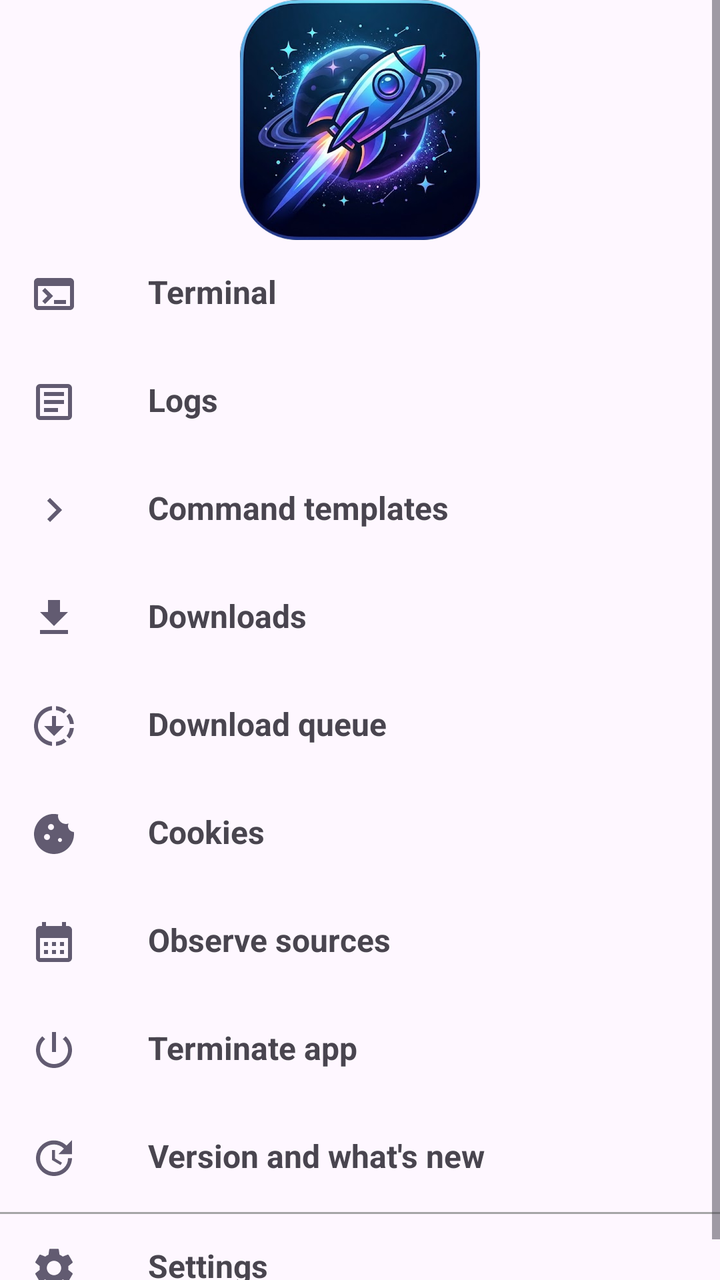
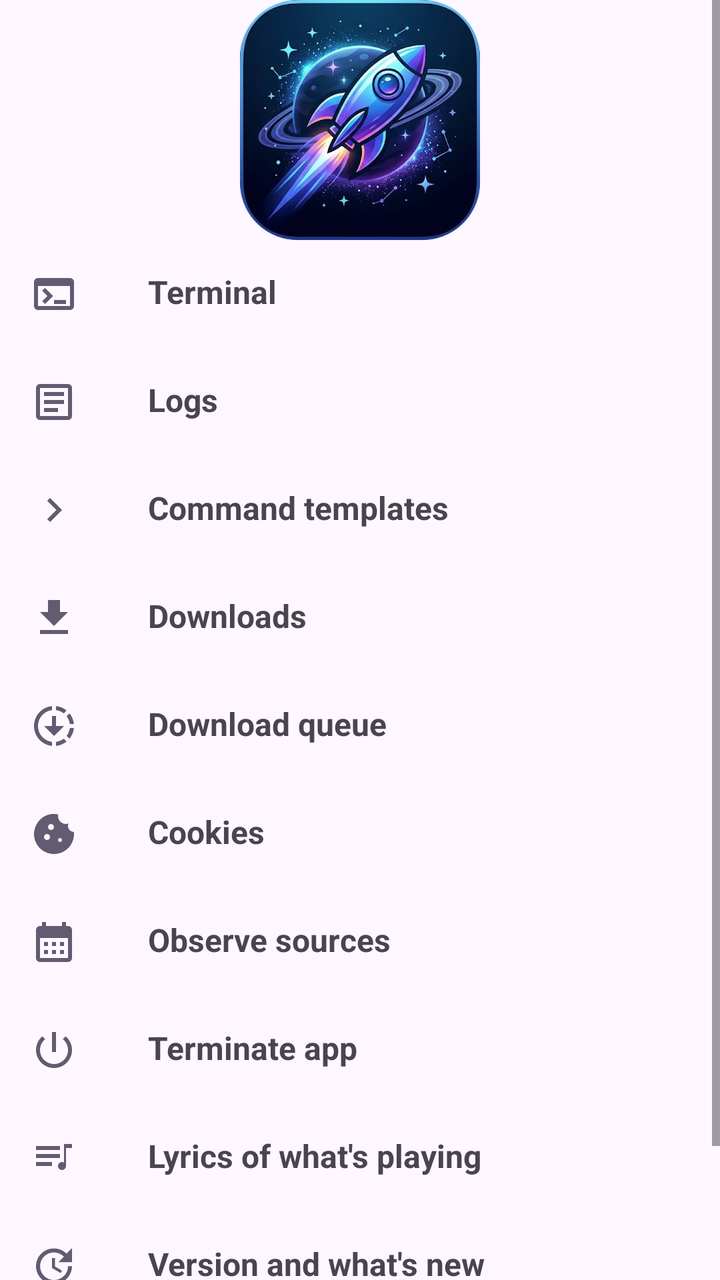

Before-and-after screenshots of an Android layout around one commit, followed by the original layout XML and the change that was made.
<!-- AndroidManifest.xml: application theme BaseTheme -->
<!-- res/layout/fragment_more.xml -->
<?xml version="1.0" encoding="utf-8"?>
<RelativeLayout xmlns:app="http://schemas.android.com/apk/res-auto"
    xmlns:android="http://schemas.android.com/apk/res/android"
    xmlns:tools="http://schemas.android.com/tools"
    android:layout_width="match_parent"
    android:layout_height="wrap_content">

    <ScrollView
        android:layout_width="match_parent"
        android:layout_height="match_parent">

        <LinearLayout
            android:layout_width="match_parent"
            android:layout_height="wrap_content"
            android:gravity="top"
            android:orientation="vertical"
            tools:ignore="MissingConstraints">

            <ImageView
                android:id="@+id/app_icon"
                android:layout_width="120dp"
                android:layout_height="120dp"
                android:layout_gravity="center"
                android:contentDescription="@null"
                android:importantForAccessibility="no"
                android:scaleType="fitCenter"
                android:src="@drawable/ic_app_icon" />

            <TextView
                android:id="@+id/terminal"
                android:layout_width="match_parent"
                android:layout_height="wrap_content"
                android:text="@string/terminal"
                android:textStyle="bold"
                android:clickable="true"
                android:focusable="true"
                android:background="?android:attr/selectableItemBackground"
                android:paddingHorizontal="15dp"
                android:paddingVertical="15dp"
                android:drawablePadding="35dp"
                android:textSize="16sp"
                app:drawableStartCompat="@drawable/ic_terminal" />

            <TextView
                android:id="@+id/logs"
                android:layout_width="match_parent"
                android:layout_height="wrap_content"
                android:text="@string/logs"
                android:textStyle="bold"
                android:clickable="true"
                android:focusable="true"
                android:background="?android:attr/selectableItemBackground"
                android:paddingHorizontal="15dp"
                android:paddingVertical="15dp"
                android:drawablePadding="35dp"
                android:textSize="16sp"
                app:drawableStartCompat="@drawable/ic_baseline_file_open_24" />


            <TextView
                android:id="@+id/command_templates"
                android:layout_width="match_parent"
                android:layout_height="wrap_content"
                android:drawablePadding="35dp"
                android:textSize="16sp"
                android:paddingVertical="15dp"
                android:text="@string/command_templates"
                android:textStyle="bold"
                android:clickable="true"
                android:focusable="true"
                android:background="?android:attr/selectableItemBackground"
                android:paddingHorizontal="15dp"
                app:drawableStartCompat="@drawable/ic_baseline_keyboard_arrow_right_24" />

            <TextView
                android:id="@+id/downloads"
                android:layout_width="match_parent"
                android:layout_height="wrap_content"
                android:drawablePadding="35dp"
                android:textSize="16sp"
                android:paddingVertical="15dp"
                android:text="@string/downloads"
                android:textStyle="bold"
                android:clickable="true"
                android:focusable="true"
                android:background="?android:attr/selectableItemBackground"
                android:paddingHorizontal="15dp"
                app:drawableTint="?android:colorAccent"
                app:drawableStartCompat="@drawable/ic_downloads" />

            <TextView
                android:id="@+id/download_queue"
                android:layout_width="match_parent"
                android:layout_height="wrap_content"
                android:drawablePadding="35dp"
                android:textSize="16sp"
                android:paddingVertical="15dp"
                android:text="@string/download_queue"
                android:textStyle="bold"
                android:clickable="true"
                android:focusable="true"
                android:background="?android:attr/selectableItemBackground"
                android:paddingHorizontal="15dp"
                app:drawableTint="?android:colorAccent"
                app:drawableStartCompat="@drawable/baseline_downloading_24" />

            <TextView
                android:id="@+id/cookies"
                android:layout_width="match_parent"
                android:layout_height="wrap_content"
                android:drawablePadding="35dp"
                android:textSize="16sp"
                android:paddingVertical="15dp"
                android:text="@string/cookies"
                android:textStyle="bold"
                android:clickable="true"
                android:focusable="true"
                android:background="?android:attr/selectableItemBackground"
                android:paddingHorizontal="15dp"
                app:drawableStartCompat="@drawable/baseline_cookie_24" />

            <TextView
                android:id="@+id/observe_sources"
                android:layout_width="match_parent"
                android:layout_height="wrap_content"
                android:drawablePadding="35dp"
                android:textSize="16sp"
                android:paddingVertical="15dp"
                android:text="@string/observe_sources"
                android:textStyle="bold"
                android:clickable="true"
                android:focusable="true"
                android:background="?android:attr/selectableItemBackground"
                android:paddingHorizontal="15dp"
                app:drawableStartCompat="@drawable/baseline_calendar_month_24" />

            <TextView
                android:id="@+id/terminate"
                android:layout_width="match_parent"
                android:layout_height="wrap_content"
                android:drawablePadding="35dp"
                android:textSize="16sp"
                android:clickable="true"
                android:focusable="true"
                android:background="?android:attr/selectableItemBackground"
                android:paddingVertical="15dp"
                android:text="@string/kill_app"
                android:textStyle="bold"
                android:paddingHorizontal="15dp"
                app:drawableStartCompat="@drawable/ic_power" />

            
            <TextView
                android:id="@+id/neon_updates"
                android:layout_width="match_parent"
                android:layout_height="wrap_content"
                android:drawablePadding="35dp"
                android:textSize="16sp"
                android:paddingVertical="15dp"
                android:text="@string/neon_updates_title"
                android:textStyle="bold"
                android:clickable="true"
                android:focusable="true"
                android:background="?android:attr/selectableItemBackground"
                android:paddingHorizontal="15dp"
                app:drawableStartCompat="@drawable/ic_update" />


            <View
                android:layout_margin="0dp"
                style="@style/Divider.Horizontal" />

            <TextView
                android:id="@+id/settings"
                android:layout_width="match_parent"
                android:layout_height="wrap_content"
                android:drawablePadding="35dp"
                android:textSize="16sp"
                android:paddingVertical="15dp"
                android:text="@string/settings"
                android:textStyle="bold"
                android:clickable="true"
                android:focusable="true"
                android:background="?android:attr/selectableItemBackground"
                android:paddingHorizontal="15dp"
                app:drawableStartCompat="@drawable/ic_settings" />

        </LinearLayout>

    </ScrollView>


</RelativeLayout>
<!-- resources referenced by this layout -->
<resources>
  <!-- drawable ic_baseline_keyboard_arrow_right_24 (drawable) -->
  <vector android:height="24dp"
      android:viewportHeight="24" android:viewportWidth="24"
      android:width="24dp" xmlns:android="http://schemas.android.com/apk/res/android">
      <path android:fillColor="?android:colorAccent" android:pathData="M8.59,16.59L13.17,12 8.59,7.41 10,6l6,6 -6,6 -1.41,-1.41z"/>
  </vector>
  <!-- drawable ic_downloads (drawable) -->
  <vector android:height="24dp"
      android:viewportHeight="24" android:viewportWidth="24"
      android:width="24dp" xmlns:android="http://schemas.android.com/apk/res/android">
      <path android:fillColor="?android:colorAccent" android:pathData="M5,20h14v-2H5V20zM19,9h-4V3H9v6H5l7,7L19,9z"/>
  </vector>
  <!-- drawable ic_power (drawable) -->
  <vector android:height="24dp"
      android:viewportHeight="24" android:viewportWidth="24"
      android:width="24dp" xmlns:android="http://schemas.android.com/apk/res/android">
      <path android:fillColor="?android:colorAccent" android:pathData="M13,3h-2v10h2L13,3zM17.83,5.17l-1.42,1.42C17.99,7.86 19,9.81 19,12c0,3.87 -3.13,7 -7,7s-7,-3.13 -7,-7c0,-2.19 1.01,-4.14 2.58,-5.42L6.17,5.17C4.23,6.82 3,9.26 3,12c0,4.97 4.03,9 9,9s9,-4.03 9,-9c0,-2.74 -1.23,-5.18 -3.17,-6.83z"/>
  </vector>
  <!-- drawable ic_terminal (drawable) -->
  <vector android:height="24dp"
      android:viewportHeight="24" android:viewportWidth="24"
      android:width="24dp" xmlns:android="http://schemas.android.com/apk/res/android">
      <path android:fillColor="?android:colorAccent" android:pathData="M20,4H4C2.89,4 2,4.9 2,6v12c0,1.1 0.89,2 2,2h16c1.1,0 2,-0.9 2,-2V6C22,4.9 21.11,4 20,4zM20,18H4V8h16V18zM18,17h-6v-2h6V17zM7.5,17l-1.41,-1.41L8.67,13l-2.59,-2.59L7.5,9l4,4L7.5,17z"/>
  </vector>
  <string name="command_templates">Command templates</string>
  <string name="cookies">Cookies</string>
  <string name="download_queue">Download queue</string>
  <string name="downloads">Downloads</string>
  <string name="kill_app">Terminate app</string>
  <string name="logs">Logs</string>
  <string name="neon_updates_title">Version and what\'s new</string>
  <string name="observe_sources">Observe sources</string>
  <string name="settings">Settings</string>
  <string name="terminal">Terminal</string>
  <style name="Divider.Horizontal" parent="Divider">
          <item name="android:layout_width">match_parent</item>
          <item name="android:layout_height">1dp</item> // You can change thickness here.
          <item name="android:layout_marginBottom">10dp</item>
      </style>
  <style name="Divider">
          <item name="android:background">@color/light_grey</item>
      </style>
  <style name="Preference.SwitchPreferenceCompat.Material3" parent="@style/Preference.SwitchPreferenceCompat.Material">
          <item name="widgetLayout">@layout/preferece_material_switch</item>
      </style>
  <style name="snackBarStyle" parent="@style/Widget.Material3.Snackbar">
          <item name="shapeAppearance">@style/ShapeAppearance.Material3.Corner.ExtraLarge</item>
          <item name="android:paddingStart">20dp</item>
          <item name="android:paddingEnd">20dp</item>
          <item name="maxLines">2</item>
          <item name="animationMode">slide</item>
      </style>
  <style name="PreferenceTheme" parent="PreferenceThemeOverlay">
          <item name="singleLineTitle">false</item>
      </style>
  <color name="light_grey">#A6A6A6</color>
  <!-- unchanged entries left out for length: 8 -->
</resources>

<!-- the commit's change to res/layout/fragment_more.xml (unified diff, before → after) -->
@@ -151,6 +151,22 @@
 
             
             <TextView
+                android:id="@+id/neon_lyrics"
+                android:layout_width="match_parent"
+                android:layout_height="wrap_content"
+                android:drawablePadding="35dp"
+                android:textSize="16sp"
+                android:paddingVertical="15dp"
+                android:text="@string/neon_lyrics_more"
+                android:textStyle="bold"
+                android:clickable="true"
+                android:focusable="true"
+                android:background="?android:attr/selectableItemBackground"
+                android:paddingHorizontal="15dp"
+                app:drawableStartCompat="@drawable/ic_lyrics" />
+
+            
+            <TextView
                 android:id="@+id/neon_updates"
                 android:layout_width="match_parent"
                 android:layout_height="wrap_content"
<!-- resource entries referenced after the edit -->
@@ -11,6 +11,12 @@
       android:viewportHeight="24" android:viewportWidth="24"
       android:width="24dp" xmlns:android="http://schemas.android.com/apk/res/android">
       <path android:fillColor="?android:colorAccent" android:pathData="M5,20h14v-2H5V20zM19,9h-4V3H9v6H5l7,7L19,9z"/>
+  </vector>
+  <!-- drawable ic_lyrics (drawable) -->
+  <vector android:height="24dp"
+      android:viewportHeight="24" android:viewportWidth="24"
+      android:width="24dp" xmlns:android="http://schemas.android.com/apk/res/android">
+      <path android:fillColor="?android:colorAccent" android:pathData="M3,6h12v2H3zM3,10h12v2H3zM3,14h8v2H3zM17,5v9.27C16.69,14.1 16.36,14 16,14c-1.1,0 -2,0.9 -2,2s0.9,2 2,2 2,-0.9 2,-2V7h3V5z"/>
   </vector>
   <!-- drawable ic_power (drawable) -->
   <vector android:height="24dp"
@@ -30,6 +36,7 @@
   <string name="downloads">Downloads</string>
   <string name="kill_app">Terminate app</string>
   <string name="logs">Logs</string>
+  <string name="neon_lyrics_more">Lyrics of what\'s playing</string>
   <string name="neon_updates_title">Version and what\'s new</string>
   <string name="observe_sources">Observe sources</string>
   <string name="settings">Settings</string>
